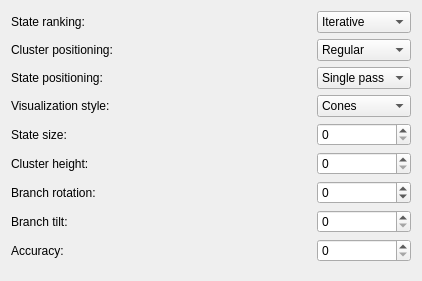
Qt form tools/ltsview/settingsdock.ui (gijskant/mcrl2-pmc) before a commit.
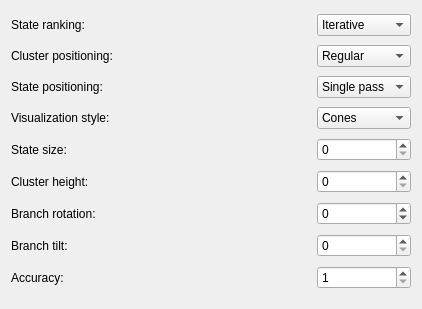
The same form after that commit.

Commit message:
Enforce accuracy setting in ltsview at least 1.
The reshape routines require their parameter N, encoding the accuracy of the shape,
to be at least 1. This was not enforced by the code, and it was not documented,
but it is apparent from inspection of the code. Added assertions that check
this precondition.

I modified the settings panel in the UI such that it enforces a value of at
least 1 (where it previously also allowed 0), such that we satisfy the
precondition above.

Fixes #1181

Patch:
```diff
--- a/tools/ltsview/settingsdock.ui
+++ b/tools/ltsview/settingsdock.ui
@@ -7,7 +7,7 @@
     <x>0</x>
     <y>0</y>
     <width>422</width>
-    <height>281</height>
+    <height>309</height>
    </rect>
   </property>
   <property name="windowTitle">
@@ -310,6 +310,9 @@
    </item>
    <item row="8" column="2">
     <widget class="QSpinBox" name="accuracy">
+     <property name="minimum">
+      <number>1</number>
+     </property>
      <property name="maximum">
       <number>50</number>
      </property>
```
The commit also changes 2 other files.
